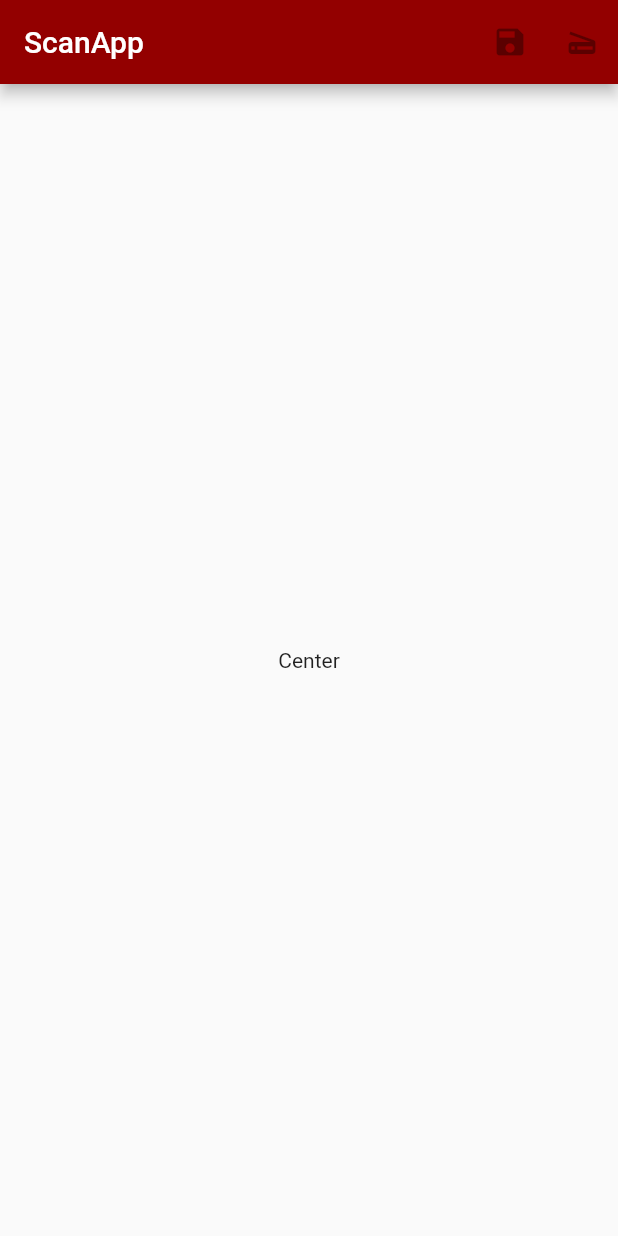
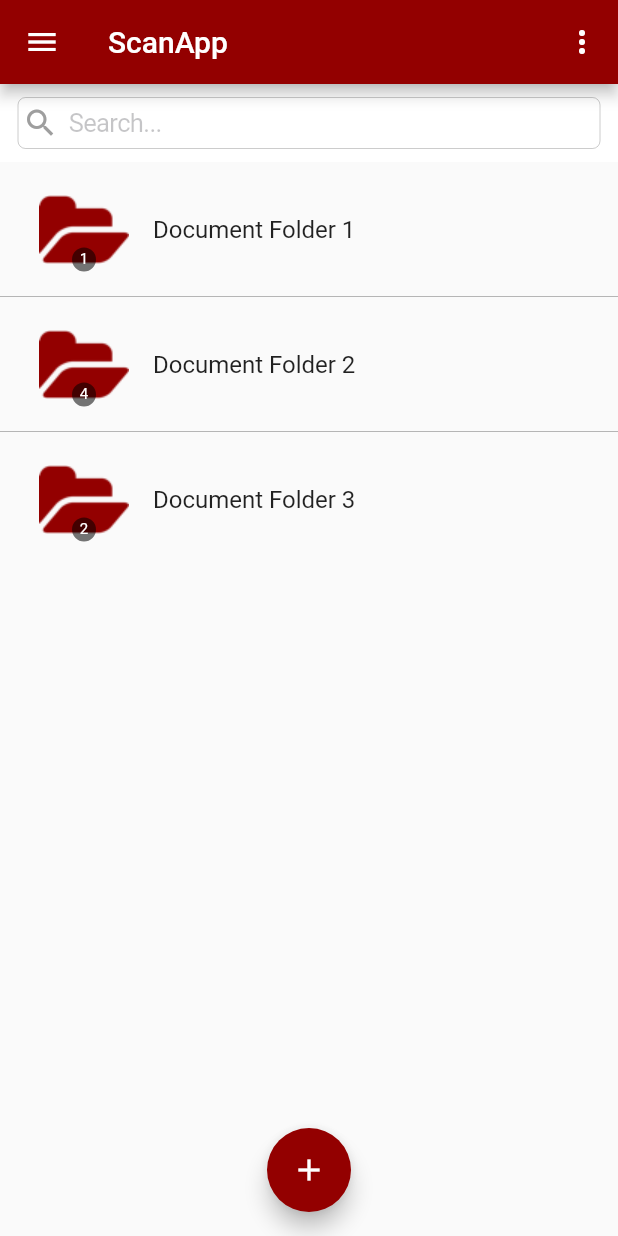
Before and after one commit to iosdevmax/ScanApp, a Flutter app: the screen it shows after launch, on a phone screen of 412 x 824 dp. Run offline on Flutter 3.47's test engine with Material 2 defaults, Android fonts, the phone set to English and light mode, and no system bars.

Commit message:
folder design

```diff
--- a/lib/main.dart
+++ b/lib/main.dart
@@ -1,4 +1,8 @@
+import 'package:flutter/cupertino.dart';
 import 'package:flutter/material.dart';
+
+import './screens/main_screen/main_screen.dart';
+import './screens/camera_screen/camera_screen.dart';
 
 void main() => runApp(MyApp());
 
@@ -9,9 +13,13 @@ class MyApp extends StatelessWidget {
     return MaterialApp(
       title: 'Flutter Demo',
       theme: ThemeData(
-        primarySwatch: Colors.red,
+        accentColor: Colors.white,
+        backgroundColor: Color.fromRGBO(147, 0, 0, 1),
       ),
       home: MyHomePage(),
+      routes: {
+        CameraScreen.routeName: (ctx) => CameraScreen(),
+      },
     );
   }
 }
@@ -19,30 +27,6 @@ class MyApp extends StatelessWidget {
 class MyHomePage extends StatelessWidget {
   @override
   Widget build(BuildContext context) {
-    return Scaffold(
-      appBar: AppBar(
-        backgroundColor: Color.fromRGBO(147, 0, 0, 1),
-        actions: <Widget>[
-          IconButton(
-            icon: Icon(
-              Icons.save,
-            ),
-            onPressed: null,
-          ),
-          IconButton(
-            icon: Icon(
-              Icons.scanner,
-            ),
-            onPressed: null,
-          ),
-        ],
-        title: Text('ScanApp'),
-      ),
-      body: Center(
-        child: Center(
-          child: Text('Center'),
-        ),
-      ),
-    );
+    return MainScreen();
   }
 }
--- /dev/null
+++ b/lib/models/document.dart
@@ -0,0 +1,18 @@
+
+class Document {
+  DateTime _createDate;
+  DateTime _updateDate;
+  List<String> _pages;
+  String _documentName;
+
+  Document({
+    String name,
+    DateTime createDate,
+    DateTime updateDate,
+    List<String> pages}) : _documentName = name, _createDate = createDate, _updateDate = updateDate, _pages = pages;
+
+  void addPage(Object page) {
+    _pages.add(page);
+  }
+
+}
--- /dev/null
+++ b/lib/models/folder.dart
@@ -0,0 +1,21 @@
+import 'package:flutter/material.dart';
+
+import '../models/document.dart';
+
+class Folder {
+
+  final String _name;
+  final List<Document> _documents;
+
+  Folder({ String name, List<Document> documents }) : _name = name, _documents = documents;
+
+  String folderName() {
+    return _name;
+  }
+
+  int documentsCount() {
+    if (_documents == null) return 0;
+    return _documents.length;
+  }
+
+}
--- /dev/null
+++ b/lib/screens/main_screen/folder_cell.dart
@@ -0,0 +1,54 @@
+import 'package:flutter/material.dart';
+
+import '../../models/folder.dart';
+
+class FolderCell extends StatelessWidget {
+  final Folder folder;
+
+  FolderCell({this.folder});
+
+  @override
+  Widget build(BuildContext context) {
+    return Padding(
+      padding: const EdgeInsets.only(left: 10.0),
+      child: Container(
+        alignment: Alignment.center,
+        height: 90,
+        child: ListTile(
+          title: Text(
+            folder.folderName(),
+            style: TextStyle(fontSize: 16),
+          ),
+          leading: Stack(
+            alignment: const Alignment(0.0, 1.0),
+            children: <Widget>[
+              Container(
+                height: 60,
+                width: 60,
+                child: Image.asset(
+                  'assets/images/folder_icon.png',
+                  width: 60,
+                  height: 60,
+                ),
+              ),
+              Positioned(
+                child: CircleAvatar(
+                  backgroundColor: Colors.black54,
+                  child: Text(
+                    '${folder.documentsCount()}',
+                    style: TextStyle(
+                      fontSize: 10,
+                      color: Colors.white,
+                    ),
+                  ),
+                  radius: 8,
+                ),
+              )
+            ],
+          ),
+          onTap: () {},
+        ),
+      ),
+    );
+  }
+}
--- /dev/null
+++ b/lib/screens/main_screen/main_screen.dart
@@ -0,0 +1,67 @@
+import 'package:flutter/cupertino.dart';
+import 'package:flutter/material.dart';
+import 'package:scan_app/models/document.dart';
+import 'package:scan_app/models/folder.dart';
+
+import '../main_screen/folder_cell.dart';
+import '../main_screen/search_bar.dart';
+import '../camera_screen/camera_screen.dart';
+import '../main_screen/main_screen_popup.dart';
+
+class MainScreen extends StatelessWidget {
+
+  final List<Folder> folders = [
+    Folder(name: 'Document Folder 1', documents: [Document()]),
+    Folder(name: 'Document Folder 2', documents: [Document(),Document(),Document(),Document()]),
+    Folder(name: 'Document Folder 3', documents: [Document(), Document()]),
+  ];
+
+  @override
+  Widget build(BuildContext context) {
+    return Scaffold(
+      drawer: Drawer(),
+      appBar: AppBar(
+        backgroundColor: Theme.of(context).backgroundColor,
+        actions: <Widget>[
+          MainScreenPopupMenu(),
+        ],
+        title: Text('ScanApp'),
+      ),
+      body: Column(
+        children: <Widget>[
+          SearchBar(),
+          Container(
+            height: 600,
+            child: ListView.separated(
+              separatorBuilder: (context, index) => Divider(
+                color: Colors.grey,
+                height: 0,
+                thickness: 0.5,
+              ),
+              itemBuilder: (ctx, i) => FolderCell(folder: folders[i]),
+              itemCount: folders.length,
+            ),
+          ),
+        ],
+      ),
+      floatingActionButtonLocation: FloatingActionButtonLocation.centerFloat,
+      floatingActionButton: FloatingActionButton(
+        child: Icon(
+          Icons.add,
+        ),
+        onPressed: () {
+          // displaying the camera screen modally
+          Navigator.of(context, rootNavigator: true).push<void>(
+            CupertinoPageRoute(
+              fullscreenDialog: true,
+              builder: (context) => CameraScreen(),
+            ),
+          );
+          // Navigator.of(context).pushNamed(CameraScreen.routeName);
+        },
+        foregroundColor: Colors.white,
+        backgroundColor: Theme.of(context).backgroundColor,
+      ),
+    );
+  }
+}
--- /dev/null
+++ b/lib/screens/main_screen/search_bar.dart
@@ -0,0 +1,22 @@
+import 'package:flutter/cupertino.dart';
+import 'package:flutter/material.dart';
+
+class SearchBar extends StatelessWidget {
+  @override
+  Widget build(BuildContext context) {
+    return Container(
+      color: Colors.white,
+      padding: const EdgeInsets.symmetric(vertical: 9, horizontal: 12),
+      child: DecoratedBox(
+        child: CupertinoTextField(
+          prefix: Container(
+            padding: EdgeInsets.only(left: 3),
+            child: Icon(Icons.search, color: Colors.grey,),
+          ),
+          placeholder: "Search...",
+        ),
+        decoration: BoxDecoration(color: Colors.white),
+      ),
+    );
+  }
+}
```
Also changed, not shown: lib/screens/camera_screen/camera_screen.dart (added, +18 -0 lines), lib/screens/main_screen/main_screen_popup.dart (added, +61 -0 lines), pubspec.yaml (+6 -3 lines), assets/images/add_folder_icon.png (added), assets/images/folder_icon.png (added), assets/images/select_icon.png (added), assets/images/sort_by_icon.png (added).
